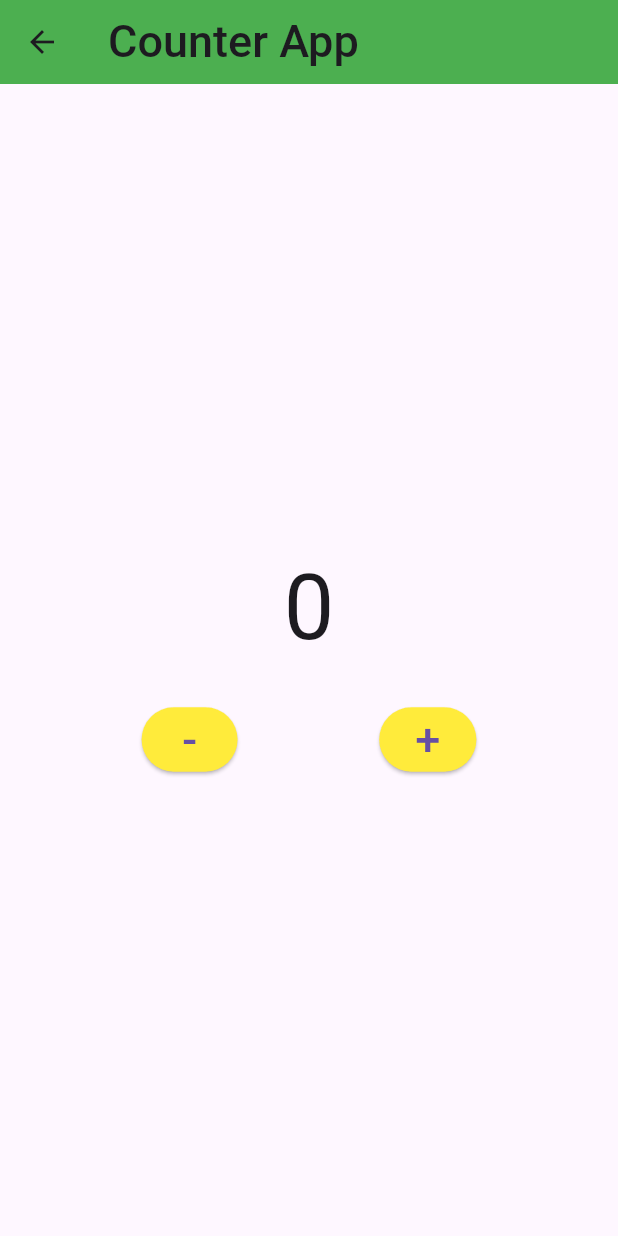
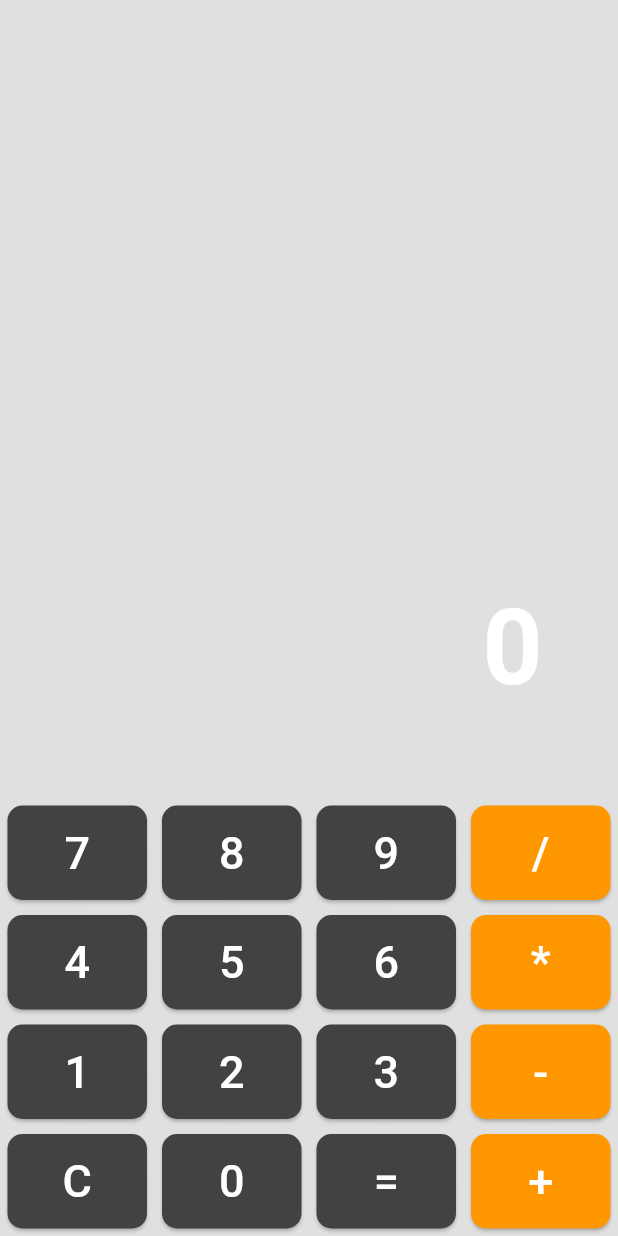
Before and after one commit to tanvirkhan00/flutter-practice, a Flutter app: the screen it shows after launch, on a phone screen of 412 x 824 dp. Run offline on Flutter 3.47's test engine with Material 3 defaults, Android fonts, the light colour scheme and no system bars; network calls fail.

Commit message:
create calcualtor

```diff
--- /dev/null
+++ b/lib/Module_11/Calculator Button Widget/button_widget.dart
@@ -0,0 +1,37 @@
+import 'package:flutter/material.dart';
+
+class CalculatorButton extends StatelessWidget {
+  String text ;
+  Color ? color;
+  final VoidCallback onClick;
+
+  CalculatorButton({
+    super.key,
+    required this.onClick,
+    required this.text,
+    this.color
+  });
+
+  @override
+  Widget build(BuildContext context) {
+    return Expanded(
+      child: Padding(
+        padding: const EdgeInsets.all(5),
+        child: ElevatedButton(onPressed: onClick,
+            style: ElevatedButton.styleFrom(
+                backgroundColor: color ?? Colors.grey[800],
+                shape: RoundedRectangleBorder(
+                    borderRadius: BorderRadius.circular(10)
+                ),
+                padding: EdgeInsets.all(10)
+            ),
+            child: Text(text,
+              style: TextStyle(
+                  fontSize: 30,
+                  color: Colors.white
+              ),
+            )),
+      ),
+    );
+  }
+}
--- /dev/null
+++ b/lib/Module_11/sumApp.dart
@@ -0,0 +1,109 @@
+import 'package:flutter/material.dart';
+import 'Calculator Button Widget/button_widget.dart';
+
+class Calculator extends StatefulWidget {
+  const Calculator({super.key});
+
+  @override
+  State<Calculator> createState() => _CalculatorState();
+}
+
+class _CalculatorState extends State<Calculator> {
+  String _output = '0';
+  String _input ='0';
+  String _ope ='0';
+  double num1 =0;
+  double num2 =0;
+
+  void buttonPress(String value) {
+    print('int value = $value');
+
+    setState(() {
+      if(value == 'C') {
+         _output = '0';
+         _input ='0';
+         _ope ='';
+         num1 =0;
+         num2 =0;
+      } else if (value == '=') {
+        num2 = double.parse(_input);
+        if(_ope == '+') {
+          _input = (num1+num2).toString();
+        }else if(_ope == '-') {
+          _input = (num1 - num2).toString();
+        } else if(_ope == '*') {
+          _input = (num1 * num2).toString();
+        } else if(_ope == '/') {
+          _input = (num2 != 0 ? (num1/num2).toString() : 'Error');
+        }
+        _input = _output;
+      } else if (['+','-','*','/'].contains(value)){
+        num1 = double.parse(_input);
+        _ope= value;
+        _input ='';
+      } else {
+        if( value == '0') {
+          _input = value;
+        } else{
+          _input +=value;
+        }
+        _output = _input;
+      }
+    });
+  }
+
+  @override
+  Widget build(BuildContext context) {
+    return Scaffold(
+      backgroundColor: Colors.black12,
+      body: Column(
+        mainAxisAlignment: MainAxisAlignment.center,
+        children: [
+          Expanded(
+            child: Container(
+              alignment: Alignment.bottomRight,
+              padding: EdgeInsets.all(50),
+              child: Text(_output, style: TextStyle(
+                fontSize: 70,
+                fontWeight: FontWeight.w600,
+                color: Colors.white
+              ),),
+            ),
+          ),
+          Row(
+            children: [
+              CalculatorButton(onClick: ()=> buttonPress('7'), text: '7'),
+              CalculatorButton(onClick: ()=> buttonPress('8'), text: '8'),
+              CalculatorButton(onClick: ()=> buttonPress('9'), text: '9'),
+              CalculatorButton(onClick: ()=> buttonPress('/'), text: '/', color: Colors.orange,),
+            ],
+          ),
+          Row(
+            children: [
+              CalculatorButton(onClick: ()=> buttonPress('4'), text: '4'),
+              CalculatorButton(onClick: ()=> buttonPress('5'), text: '5'),
+              CalculatorButton(onClick: ()=> buttonPress('6'), text: '6'),
+              CalculatorButton(onClick: ()=> buttonPress('*'), text: '*', color: Colors.orange,),
+            ],
+          ),
+          Row(
+            children: [
+              CalculatorButton(onClick: ()=> buttonPress('1'), text: '1'),
+              CalculatorButton(onClick: ()=> buttonPress('2'), text: '2'),
+              CalculatorButton(onClick: ()=> buttonPress('3'), text: '3'),
+              CalculatorButton(onClick: ()=> buttonPress('-'), text: '-', color: Colors.orange,),
+            ],
+          ),
+          Row(
+            children: [
+              CalculatorButton(onClick: ()=> buttonPress('C'), text: 'C'),
+              CalculatorButton(onClick: ()=> buttonPress('0'), text: '0'),
+              CalculatorButton(onClick: ()=> buttonPress('='), text: '='),
+              CalculatorButton(onClick: ()=> buttonPress('+'), text: '+', color: Colors.orange),
+            ],
+          ),
+        ],
+      ),
+    );
+  }
+}
--- a/lib/app.dart
+++ b/lib/app.dart
@@ -8,6 +8,7 @@ import 'Figma_practice/product_page.dart';
 import 'Module 9/city_card.dart';
 import 'Module 9/class_1.dart';
 import 'Module_11/counterApp.dart';
+import 'Module_11/sumApp.dart';
 import 'Module_8/Module8_Stack.dart';
 import 'Module_8/Module8_class2.dart';
 import 'listView.dart';
@@ -28,13 +29,14 @@ class MyApp extends StatelessWidget {
         ),
       ),
       title: 'This is my first project',
-      initialRoute: '/Material_App',
+      initialRoute: '/calculator',
       routes: {
         '/' : (context) => assignment1(),
         '/Figma' : (context) => cove_page(),
         '/Class1' : (context) => alert(),
         '/Module9_Class3' : (context) => Moddue9Class3(),
-        '/Material_App' : (context) => CounterApp()
+        '/Material_App' : (context) => CounterApp(),
+        '/calculator' : (context) => Calculator()
       },
     );
   }
```
